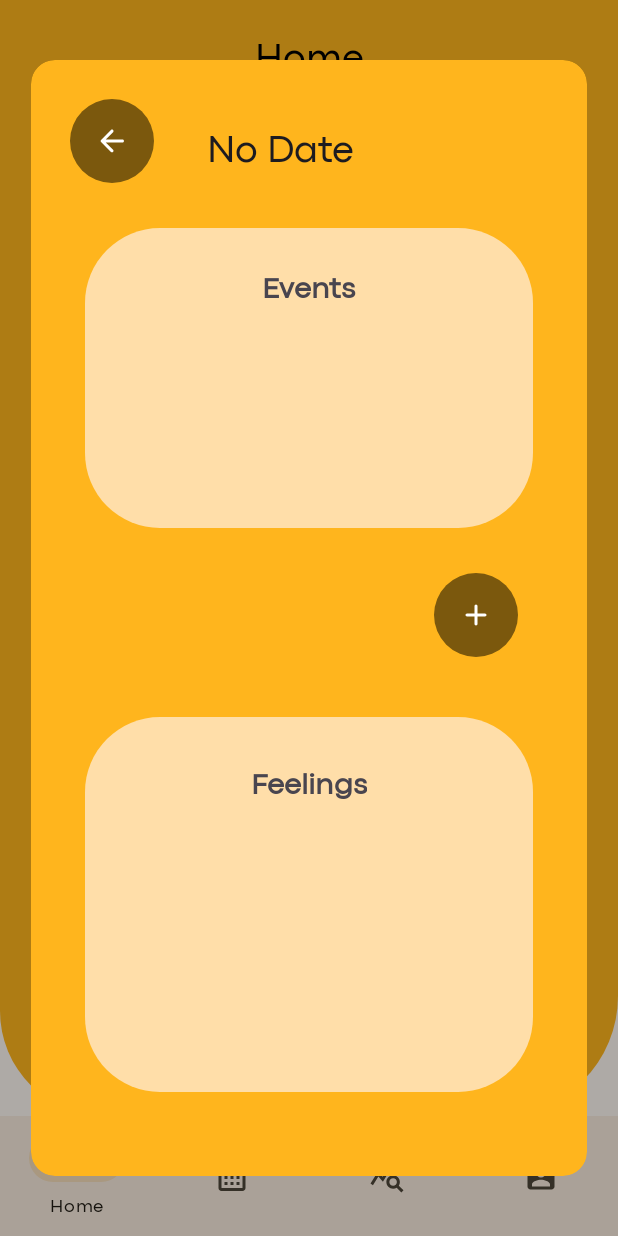
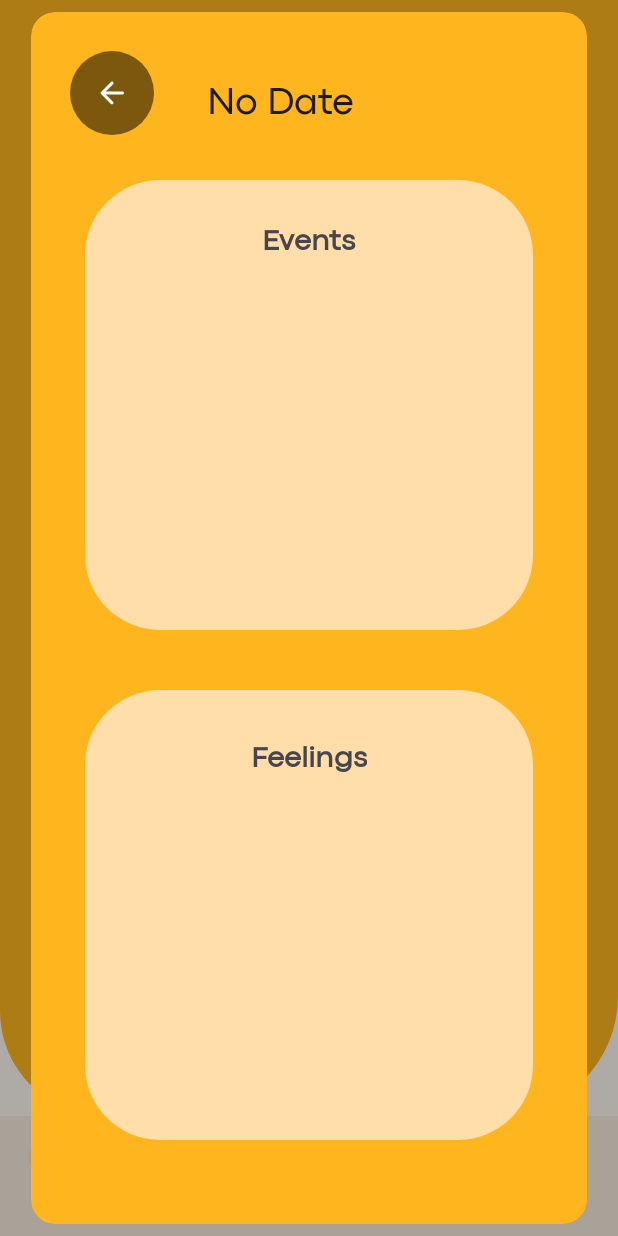
Before and after one commit to mzylfo/Treasure, an Android app: the fragment DailyPageFragment placed in its activity, on a phone screen of 412 x 824 dp. Run offline under Robolectric (Android 15) with nearby library versions, the phone set to English and light mode, and no system bars; our stand-ins replace Room's generated code, navigation-ui; 1 statement that could not run was skipped.

```diff
--- a/app/src/main/java/com/example/treasure/ui/home/fragment/HomeDailyFragment.java
+++ b/app/src/main/java/com/example/treasure/ui/home/fragment/HomeDailyFragment.java
@@ -121,9 +121,11 @@ public class HomeDailyFragment extends Fragment {
                 newEventFragment.show(getParentFragmentManager(), newEventFragment.getTag());
         });
 
-        getParentFragmentManager().setFragmentResultListener("event_saved", this, (requestKey, result) -> {
-            reloadEventList();
-        });
+        requireActivity().getSupportFragmentManager().setFragmentResultListener(
+                "event_added", this, (requestKey, result) -> {// Quando un evento viene eliminato, ricarica la lista degli eventi
+                    reloadEventList();
+                }
+        );
 
         requireActivity().getSupportFragmentManager().setFragmentResultListener(
                 "event_deleted", this, (requestKey, result) -> {// Quando un evento viene eliminato, ricarica la lista degli eventi
--- a/app/src/main/res/layout/fragment_daily_page.xml
+++ b/app/src/main/res/layout/fragment_daily_page.xml
@@ -37,7 +37,7 @@
     <RelativeLayout
         android:id="@+id/events"
         android:layout_width="match_parent"
-        android:layout_height="200dp"
+        android:layout_height="300dp"
         android:layout_marginStart="20dp"
         android:layout_marginTop="20dp"
         android:layout_marginEnd="20dp"
@@ -60,26 +60,10 @@
             android:layout_below="@id/events_text" />
     </RelativeLayout>
 
-        <ImageButton
-            android:id="@+id/button_plus"
-            android:layout_width="56dp"
-            android:layout_height="56dp"
-            android:layout_marginEnd="30dp"
-            android:layout_marginTop="30dp"
-            android:width="100dp"
-            android:layout_gravity="right"
-            android:background="@drawable/round_button"
-            android:scaleType="centerInside"
-            android:src="@drawable/rounded_add_24"
-            app:tint="@color/md_theme_onPrimary"
-            />
-
-
-
     <LinearLayout
         android:id="@+id/feelings"
         android:layout_width="match_parent"
-        android:layout_height="250dp"
+        android:layout_height="300dp"
         android:layout_gravity="center"
         android:layout_marginStart="20dp"
         android:layout_marginTop="40dp"
```
Also changed, not shown: app/src/main/java/com/example/treasure/ui/home/fragment/NewEventFragment.java (+1 -36 lines).
